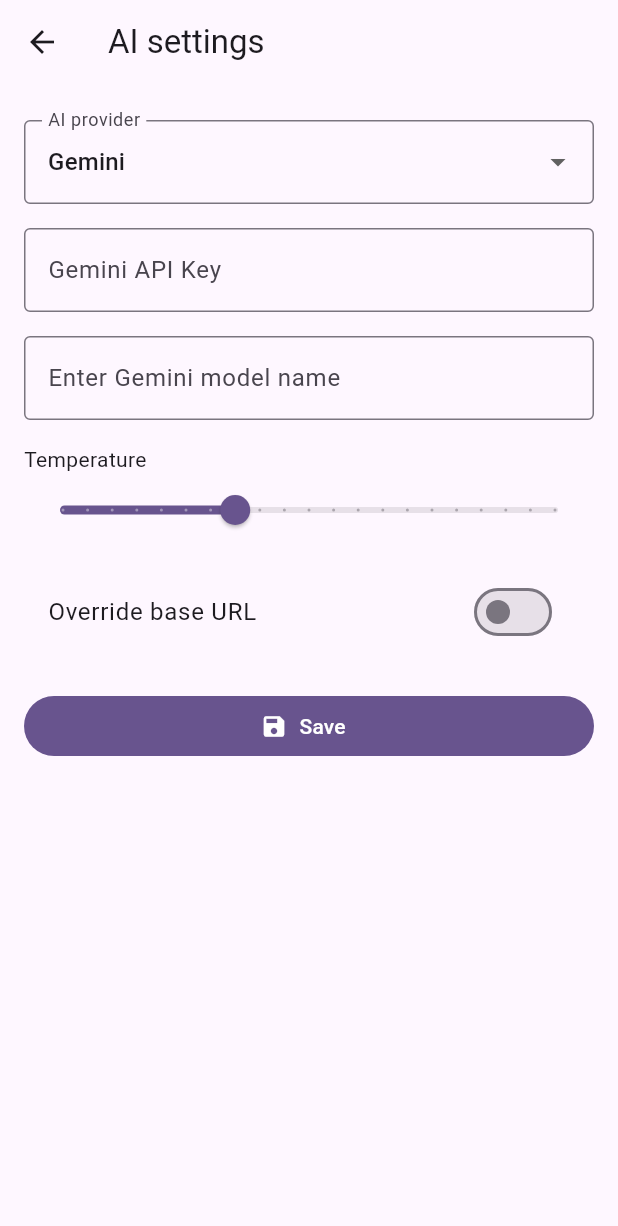
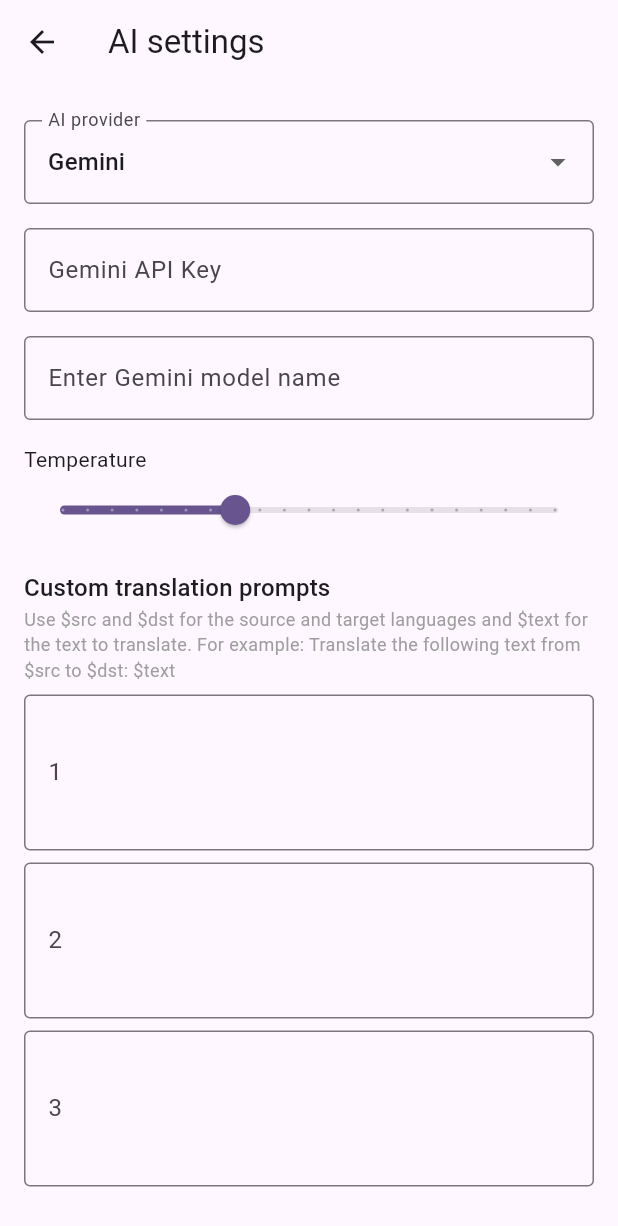
Before and after one commit to Scriptbash/Wispar, a Flutter app: the AISettingsScreen screen opened directly, on a phone screen of 412 x 824 dp. Shown: the top 1226 px of the screen. Run offline on Flutter 3.47's test engine with Material 3 defaults, Android fonts, the phone set to English and light mode, and no system bars; our stand-ins replace file_picker, flutter_local_notifications, flutter_localized_locales, flutter_slidable, google_nav_bar, introduction_screen and 7 more; missing offline and left inert: background_fetch, flutter_inappwebview, latext, pdfrx; accounts and stored records are empty; generated files the repository leaves out were written again.

Commit message:
Adds custom prompts for translations

```diff
--- a/lib/l10n/app_en.arb
+++ b/lib/l10n/app_en.arb
@@ -593,6 +593,14 @@
     "@pleaseEnterModelName": {},
   "aiTemperature": "Temperature",
   "@aiTemperature":{},
+  "aiCustomPrompts": "Custom translation prompts",
+  "@aiCustomPrompts":{},
+   "aiCustomPromptsDescription": "Use $src and $dst for the source and target languages and $text for the text to translate. For example: Translate the following text from $src to $dst: $text",
+  "@aiCustomPromptsDescription":{},
+  "prompt":"Prompt",
+  "@prompt":{},
+  "missingPlaceholders": "Missing placeholder(s): {placeholders}",
+  "@missingPlaceholders": {},
   "pdfDownloadOptionsTitle": "PDF download options",
   "@pdfDownloadOptionsTitle": {},
   "openInExternalPdfViewer": "Open in external PDF viewer",
--- a/lib/screens/ai_settings_screen.dart
+++ b/lib/screens/ai_settings_screen.dart
@@ -42,6 +42,14 @@
   final TextEditingController _chatgptModelNameController =
       TextEditingController();
 
+  final TextEditingController _customPrompt1Controller =
+      TextEditingController();
+  final TextEditingController _customPrompt2Controller =
+      TextEditingController();
+  final TextEditingController _customPrompt3Controller =
+      TextEditingController();
+  int _selectedPrompt = 1;
+
   bool _useCustomGeminiBaseUrl = false;
   bool _useCustomDeepseekBaseUrl = false;
   bool _useCustomChatgptBaseUrl = false;
@@ -63,6 +71,10 @@
     _geminiModelNameController.dispose();
     _deepseekModelNameController.dispose();
     _chatgptModelNameController.dispose();
+    _customPrompt1Controller.dispose();
+    _customPrompt2Controller.dispose();
+    _customPrompt3Controller.dispose();
+
     super.dispose();
   }
 
@@ -98,6 +110,12 @@
       _geminiTemperature = prefs.getDouble('gemini_temperature') ?? 0.7;
       _deepseekTemperature = prefs.getDouble('deepseek_temperature') ?? 0.7;
       _chatgptTemperature = prefs.getDouble('chatgpt_temperature') ?? 1.0;
+
+      final prompts =
+          prefs.getStringList('custom_translation_prompts') ?? ['', '', ''];
+      _customPrompt1Controller.text = prompts.length > 0 ? prompts[0] : '';
+      _customPrompt2Controller.text = prompts.length > 1 ? prompts[1] : '';
+      _customPrompt3Controller.text = prompts.length > 2 ? prompts[2] : '';
     });
   }
 
@@ -136,6 +154,13 @@
     await prefs.setDouble('gemini_temperature', _geminiTemperature);
     await prefs.setDouble('deepseek_temperature', _deepseekTemperature);
     await prefs.setDouble('chatgpt_temperature', _chatgptTemperature);
+    await prefs.setStringList('custom_translation_prompts', [
+      _customPrompt1Controller.text,
+      _customPrompt2Controller.text,
+      _customPrompt3Controller.text,
+    ]);
+
+    await prefs.setInt('selected_translation_prompt', _selectedPrompt);
 
     final geminiProvider = await GeminiTranslationProvider.instance;
     geminiProvider.setApiKey(geminiKey);
@@ -253,6 +278,21 @@
     });
   }
 
+  String? _validateCustomPrompt(String? prompt) {
+    if (prompt == null || prompt.isEmpty) return null;
+    final missing = <String>[];
+    if (!prompt.contains('\$src')) missing.add('\$src');
+    if (!prompt.contains('\$dst')) missing.add('\$dst');
+    if (!prompt.contains('\$text')) missing.add('\$text');
+
+    if (missing.isNotEmpty) {
+      return AppLocalizations.of(context)!.missingPlaceholders(
+        missing.join(', '),
+      );
+    }
+    return null;
+  }
+
   @override
   Widget build(BuildContext context) {
     return Scaffold(
@@ -336,6 +376,43 @@
                   onChanged: _setCurrentTemperature,
                 ),
                 const SizedBox(height: 16),
+                Text(
+                  AppLocalizations.of(context)!.aiCustomPrompts,
+                  style: Theme.of(context).textTheme.titleMedium,
+                ),
+                Text(AppLocalizations.of(context)!.aiCustomPromptsDescription,
+                    style: TextStyle(fontSize: 12, color: Colors.grey)),
+                const SizedBox(height: 8),
+                TextFormField(
+                  controller: _customPrompt1Controller,
+                  maxLines: 3,
+                  decoration: const InputDecoration(
+                    labelText: '1',
+                    border: OutlineInputBorder(),
+                  ),
+                  validator: _validateCustomPrompt,
+                ),
+                const SizedBox(height: 8),
+                TextFormField(
+                  controller: _customPrompt2Controller,
+                  maxLines: 3,
+                  decoration: const InputDecoration(
+                    labelText: '2',
+                    border: OutlineInputBorder(),
+                  ),
+                  validator: _validateCustomPrompt,
+                ),
+                const SizedBox(height: 8),
+                TextFormField(
+                  controller: _customPrompt3Controller,
+                  maxLines: 3,
+                  decoration: const InputDecoration(
+                    labelText: '3',
+                    border: OutlineInputBorder(),
+                  ),
+                  validator: _validateCustomPrompt,
+                ),
+                const SizedBox(height: 16),
                 SwitchListTile(
                   title: Text(AppLocalizations.of(context)!.overrideBaseUrl),
                   value: _getCurrentUseCustomBaseUrl(),
--- a/lib/services/translations/chatgpt_translation_provider.dart
+++ b/lib/services/translations/chatgpt_translation_provider.dart
@@ -87,6 +87,7 @@
     required String text,
     required String sourceLangName,
     required String targetLangName,
+    String? customPrompt,
   }) async {
     if (_apiKey == null || _apiKey!.isEmpty) {
       _logger.warning('ChatGPT API key is not set. Cannot translate.');
@@ -94,13 +95,21 @@
     }
 
     final controller = StreamController<String>();
-    final prompt =
-        'Translate the following text from $sourceLangName to $targetLangName. Do not enclosed the translation with quotes or other extra punctuation. Respond only with the translated text, no conversational filler:\n\n"$text"';
+    final prompt = (customPrompt != null &&
+            customPrompt.isNotEmpty &&
+            customPrompt != 'Default')
+        ? customPrompt
+            .replaceAll('\$src', sourceLangName)
+            .replaceAll('\$dst', targetLangName)
+            .replaceAll('\$text', text)
+        : 'Translate the following text from $sourceLangName to $targetLangName. '
+            'Do not enclose the translation with quotes or other extra punctuation. '
+            'Respond only with the translated text, no conversational filler:\n\n"$text"';
 
     try {
       final uri = Uri.parse('$_currentBaseUrl$_chatCompletionsPath');
       _logger.info('ChatGPT API Request URL: $uri');
-
+      _logger.info('Prompting using: $prompt');
       final requestBody = jsonEncode({
         "model": _modelName,
         "messages": [
--- a/lib/services/translations/deepseek_translation_provider.dart
+++ b/lib/services/translations/deepseek_translation_provider.dart
@@ -88,6 +88,7 @@
     required String text,
     required String sourceLangName,
     required String targetLangName,
+    String? customPrompt,
   }) async {
     if (_apiKey == null || _apiKey!.isEmpty) {
       _logger.warning('DeepSeek API key is not set. Cannot translate.');
@@ -95,9 +96,16 @@
     }
 
     final controller = StreamController<String>();
-
-    final prompt =
-        'Translate the following text from $sourceLangName to $targetLangName. Do not enclosed the translation with quotes or other extra punctuation. Respond only with the translated text, no conversational filler:\n\n"$text"';
+    final prompt = (customPrompt != null &&
+            customPrompt.isNotEmpty &&
+            customPrompt != 'Default')
+        ? customPrompt
+            .replaceAll('\$src', sourceLangName)
+            .replaceAll('\$dst', targetLangName)
+            .replaceAll('\$text', text)
+        : 'Translate the following text from $sourceLangName to $targetLangName. '
+            'Do not enclose the translation with quotes or other extra punctuation. '
+            'Respond only with the translated text, no conversational filler:\n\n"$text"';
 
     try {
       final uri = Uri.parse('$_currentBaseUrl$_chatCompletionsPath');
--- a/lib/services/translations/gemini_translation_provider.dart
+++ b/lib/services/translations/gemini_translation_provider.dart
@@ -89,6 +89,7 @@
     required String text,
     required String sourceLangName,
     required String targetLangName,
+    String? customPrompt,
   }) async {
     if (_apiKey == null || _apiKey!.isEmpty) {
       _logger.warning('Gemini API key is not set. Cannot translate.');
@@ -96,9 +97,16 @@
     }
 
     final controller = StreamController<String>();
-
-    final prompt =
-        'Translate the following text from $sourceLangName to $targetLangName. Do not enclosed the translation with quotes or other extra punctuation. Respond only with the translated text, no conversational filler:\n\n"$text"';
+    final prompt = (customPrompt != null &&
+            customPrompt.isNotEmpty &&
+            customPrompt != 'Default')
+        ? customPrompt
+            .replaceAll('\$src', sourceLangName)
+            .replaceAll('\$dst', targetLangName)
+            .replaceAll('\$text', text)
+        : 'Translate the following text from $sourceLangName to $targetLangName. '
+            'Do not enclose the translation with quotes or other extra punctuation. '
+            'Respond only with the translated text, no conversational filler:\n\n"$text"';
 
     try {
       final uri = Uri.parse(
```
Also changed, not shown: lib/widgets/translate_sheet.dart (+53 -6 lines).
